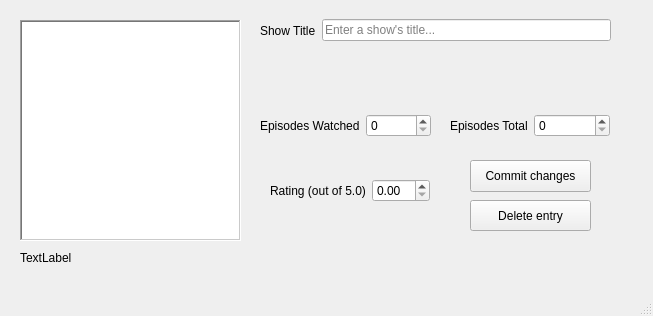
This is ShowboatMainWindow.ui in nathanielpatrick-lemana/showboat as Qt 5 draws it before an edit. The edited form follows.
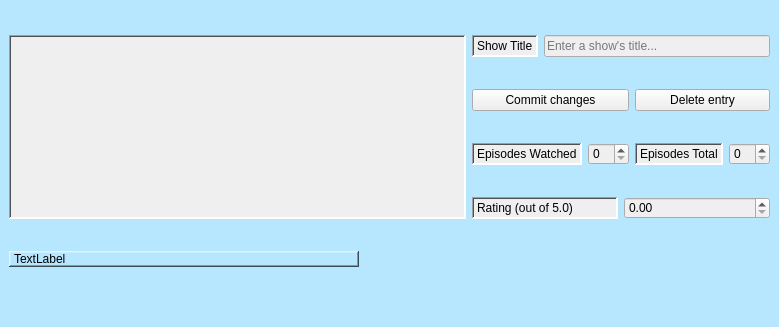
This is the edited form. Icons and pictures are not drawn.

Commit message: More object oriented, fixed adding/deleting null title shows (shouldn't be possible), fixed database minder being cut off

What changed in the file:
```diff
--- a/ShowboatMainWindow.ui
+++ b/ShowboatMainWindow.ui
@@ -6,8 +6,8 @@
    <rect>
     <x>0</x>
     <y>0</y>
-    <width>653</width>
-    <height>316</height>
+    <width>779</width>
+    <height>327</height>
    </rect>
   </property>
   <property name="windowTitle">
@@ -17,19 +17,40 @@
    <iconset>
     <normaloff>../../disk backups/RAPTORX/Tweaks/Windows 2000/Icons/SHELL32/Unknown filetype.ico</normaloff>../../disk backups/RAPTORX/Tweaks/Windows 2000/Icons/SHELL32/Unknown filetype.ico</iconset>
   </property>
+  <property name="styleSheet">
+   <string notr="true">
+background-color: rgb(183, 230, 255);</string>
+  </property>
+  <property name="tabShape">
+   <enum>QTabWidget::Rounded</enum>
+  </property>
   <widget class="QWidget" name="centralwidget">
+   <layout class="QGridLayout" name="gridLayout_2">
+    <item row="3" column="3">
+     <widget class="QPushButton" name="pushButton_2">
+      <property name="toolTip">
+       <string>Delete the current selected entry</string>
+      </property>
+      <property name="styleSheet">
+       <string notr="true">background-color: rgb(239, 239, 239);</string>
+      </property>
+      <property name="text">
+       <string>Delete entry</string>
+      </property>
+      <property name="icon">
+       <iconset>
+        <normaloff>../../disk backups/RAPTORX/Tweaks/Windows 2000/Icons/SHELL32/Forbidden.ico</normaloff>../../disk backups/RAPTORX/Tweaks/Windows 2000/Icons/SHELL32/Forbidden.ico</iconset>
+      </property>
+     </widget>
+    </item>
+    <item row="3" column="2">
    <widget class="QPushButton" name="pushButton">
-    <property name="geometry">
-     <rect>
-      <x>470</x>
-      <y>160</y>
-      <width>121</width>
-      <height>32</height>
-     </rect>
-    </property>
     <property name="toolTip">
      <string>Commit changes to the database</string>
     </property>
+      <property name="styleSheet">
+       <string notr="true">background-color: rgb(239, 239, 239);</string>
+      </property>
     <property name="text">
      <string>Commit changes</string>
     </property>
@@ -41,67 +62,20 @@
      <bool>false</bool>
     </property>
    </widget>
-   <widget class="QListView" name="showListUI">
-    <property name="geometry">
-     <rect>
-      <x>20</x>
-      <y>20</y>
-      <width>221</width>
-      <height>221</height>
-     </rect>
-    </property>
-    <property name="frameShape">
-     <enum>QFrame::WinPanel</enum>
-    </property>
-    <property name="frameShadow">
-     <enum>QFrame::Sunken</enum>
-    </property>
-   </widget>
-   <widget class="QLabel" name="testLabelUI">
-    <property name="geometry">
-     <rect>
-      <x>20</x>
-      <y>250</y>
-      <width>211</width>
-      <height>16</height>
-     </rect>
-    </property>
-    <property name="text">
-     <string>TextLabel</string>
-    </property>
-   </widget>
-   <widget class="QPushButton" name="pushButton_2">
-    <property name="geometry">
-     <rect>
-      <x>470</x>
-      <y>200</y>
-      <width>121</width>
-      <height>31</height>
-     </rect>
-    </property>
-    <property name="toolTip">
-     <string>Delete the current selected entry</string>
-    </property>
-    <property name="text">
-     <string>Delete entry</string>
-    </property>
-    <property name="icon">
-     <iconset>
-      <normaloff>../../disk backups/RAPTORX/Tweaks/Windows 2000/Icons/SHELL32/Forbidden.ico</normaloff>../../disk backups/RAPTORX/Tweaks/Windows 2000/Icons/SHELL32/Forbidden.ico</iconset>
-    </property>
-   </widget>
-   <widget class="QWidget" name="horizontalLayoutWidget">
-    <property name="geometry">
-     <rect>
-      <x>260</x>
-      <y>10</y>
-      <width>351</width>
-      <height>41</height>
-     </rect>
-    </property>
+    </item>
+    <item row="2" column="2" colspan="2">
     <layout class="QHBoxLayout" name="horizontalLayout_2">
      <item>
       <widget class="QLabel" name="label">
+        <property name="styleSheet">
+         <string notr="true">background-color: rgb(239, 239, 239);</string>
+        </property>
+        <property name="frameShape">
+         <enum>QFrame::WinPanel</enum>
+        </property>
+        <property name="frameShadow">
+         <enum>QFrame::Sunken</enum>
+        </property>
        <property name="text">
         <string>Show Title</string>
        </property>
@@ -109,6 +83,9 @@
      </item>
      <item>
       <widget class="QLineEdit" name="showNameUI">
+        <property name="styleSheet">
+         <string notr="true">background-color: rgb(239, 239, 239);</string>
+        </property>
        <property name="text">
         <string/>
        </property>
@@ -124,19 +101,47 @@
       </widget>
      </item>
     </layout>
-   </widget>
-   <widget class="QWidget" name="horizontalLayoutWidget_2">
-    <property name="geometry">
-     <rect>
-      <x>450</x>
-      <y>110</y>
-      <width>160</width>
-      <height>31</height>
-     </rect>
-    </property>
+    </item>
+    <item row="4" column="2">
+     <layout class="QHBoxLayout" name="horizontalLayout_5">
+      <item>
+       <widget class="QLabel" name="label_2">
+        <property name="styleSheet">
+         <string notr="true">background-color: rgb(239, 239, 239);</string>
+        </property>
+        <property name="frameShape">
+         <enum>QFrame::WinPanel</enum>
+        </property>
+        <property name="frameShadow">
+         <enum>QFrame::Sunken</enum>
+        </property>
+        <property name="text">
+         <string>Episodes Watched</string>
+        </property>
+       </widget>
+      </item>
+      <item>
+       <widget class="QSpinBox" name="episodesWatchedUI">
+        <property name="styleSheet">
+         <string notr="true">background-color: rgb(239, 239, 239);</string>
+        </property>
+       </widget>
+      </item>
+     </layout>
+    </item>
+    <item row="4" column="3">
     <layout class="QHBoxLayout" name="horizontalLayout_3">
      <item>
       <widget class="QLabel" name="label_5">
+        <property name="styleSheet">
+         <string notr="true">background-color: rgb(239, 239, 239);</string>
+        </property>
+        <property name="frameShape">
+         <enum>QFrame::WinPanel</enum>
+        </property>
+        <property name="frameShadow">
+         <enum>QFrame::Sunken</enum>
+        </property>
        <property name="text">
         <string>Episodes Total</string>
        </property>
@@ -144,25 +149,48 @@
      </item>
      <item>
       <widget class="QSpinBox" name="episodesTotalUI">
+        <property name="styleSheet">
+         <string notr="true">background-color: rgb(239, 239, 239);</string>
+        </property>
        <property name="buttonSymbols">
         <enum>QAbstractSpinBox::UpDownArrows</enum>
        </property>
       </widget>
      </item>
     </layout>
-   </widget>
-   <widget class="QWidget" name="horizontalLayoutWidget_3">
-    <property name="geometry">
-     <rect>
-      <x>270</x>
-      <y>170</y>
-      <width>160</width>
-      <height>41</height>
-     </rect>
-    </property>
+    </item>
+    <item row="6" column="0">
+     <widget class="QLabel" name="testLabelUI">
+      <property name="maximumSize">
+       <size>
+        <width>350</width>
+        <height>16</height>
+       </size>
+      </property>
+      <property name="frameShape">
+       <enum>QFrame::WinPanel</enum>
+      </property>
+      <property name="frameShadow">
+       <enum>QFrame::Raised</enum>
+      </property>
+      <property name="text">
+       <string>TextLabel</string>
+      </property>
+     </widget>
+    </item>
+    <item row="5" column="2" colspan="2">
     <layout class="QHBoxLayout" name="horizontalLayout_4">
      <item>
       <widget class="QLabel" name="label_4">
+        <property name="styleSheet">
+         <string notr="true">background-color: rgb(239, 239, 239);</string>
+        </property>
+        <property name="frameShape">
+         <enum>QFrame::WinPanel</enum>
+        </property>
+        <property name="frameShadow">
+         <enum>QFrame::Sunken</enum>
+        </property>
        <property name="text">
         <string>Rating (out of 5.0)</string>
        </property>
@@ -173,6 +201,9 @@
        <property name="toolTip">
         <string>What do you think of this show?</string>
        </property>
+        <property name="styleSheet">
+         <string notr="true">background-color: rgb(239, 239, 239);</string>
+        </property>
        <property name="maximum">
         <double>5.000000000000000</double>
        </property>
@@ -182,29 +213,21 @@
       </widget>
      </item>
     </layout>
-   </widget>
-   <widget class="QWidget" name="horizontalLayoutWidget_4">
-    <property name="geometry">
-     <rect>
-      <x>260</x>
-      <y>110</y>
-      <width>171</width>
-      <height>31</height>
-     </rect>
-    </property>
-    <layout class="QHBoxLayout" name="horizontalLayout_5">
-     <item>
-      <widget class="QLabel" name="label_2">
-       <property name="text">
-        <string>Episodes Watched</string>
-       </property>
-      </widget>
-     </item>
-     <item>
-      <widget class="QSpinBox" name="episodesWatchedUI"/>
-     </item>
-    </layout>
-   </widget>
+    </item>
+    <item row="2" column="0" rowspan="4">
+     <widget class="QListView" name="showListUI">
+      <property name="styleSheet">
+       <string notr="true">background-color: rgb(239, 239, 239);</string>
+      </property>
+      <property name="frameShape">
+       <enum>QFrame::WinPanel</enum>
+      </property>
+      <property name="frameShadow">
+       <enum>QFrame::Sunken</enum>
+      </property>
+     </widget>
+    </item>
+   </layout>
   </widget>
   <widget class="QMenuBar" name="menubar">
    <property name="geometry">
```
Left out of the diff: 2 changed lines with no effect on the pictures. Lines whose indentation alone changed are shown as unchanged. The commit also changes 20 other files.
